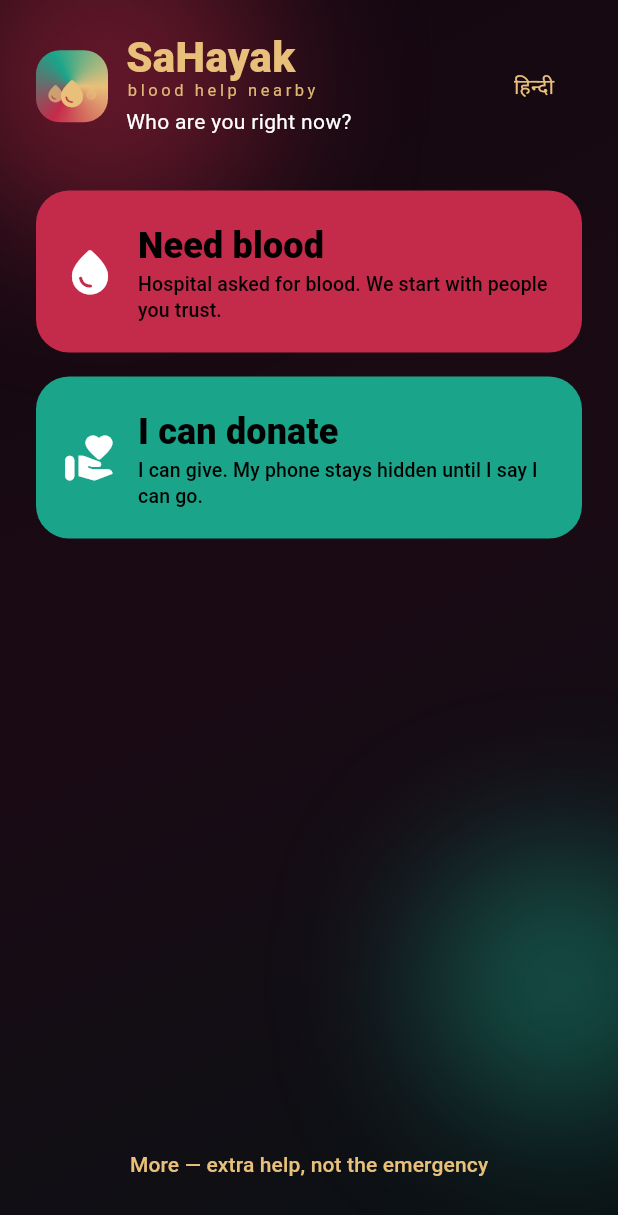
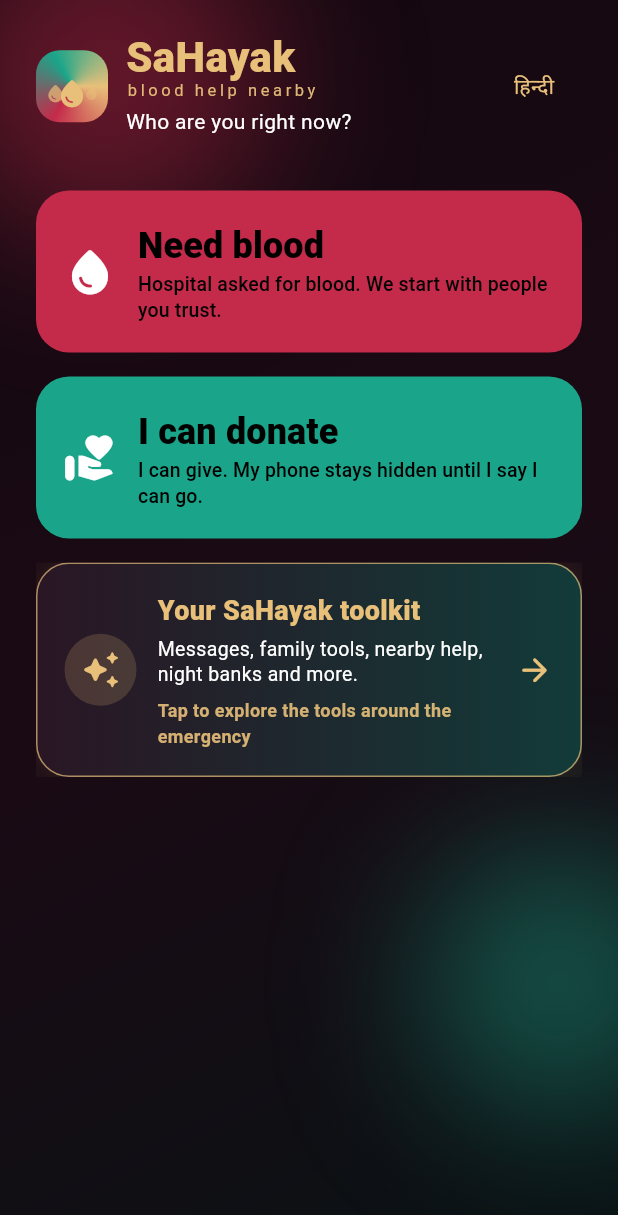
Before and after one commit to SUDEEPTO95/SaHayak, a Flutter app: the HomeScreen screen opened directly with empty values, on a phone screen of 412 x 824 dp. Shown: the top 1215 px of the screen. Run offline on Flutter 3.47's test engine with Material 3 defaults, Android fonts, the phone set to English and light mode, and no system bars; our stand-ins replace flutter_map, geolocator, latlong2, shared_preferences; accounts and stored records are empty.

Commit message:
Make feature hub discoverable across app and web

```diff
--- a/frontend/mobile/lib/l10n.dart
+++ b/frontend/mobile/lib/l10n.dart
@@ -23,7 +23,14 @@ class L {
   String get needSub => hi ? "अस्पताल ने रक्त माँगा। पहले आपके भरोसे के लोग।" : "Hospital asked for blood. We start with people you trust.";
   String get donate => hi ? "मैं दे सकता/सकती हूँ" : "I can donate";
   String get donSub => hi ? "मैं दे सकता/सकती हूँ। फोन तब तक छिपा जब तक मैं कहूँ कि मैं जाऊँगा/जाऊँगी।" : "I can give. My phone stays hidden until I say I can go.";
-  String get more => hi ? "और — आपात नहीं" : "More — extra help, not the emergency";
+  String get more => hi ? "मदद के और तरीके" : "Explore more ways to help";
+  String get moreTitle => hi ? "सहायक का पूरा टूलकिट" : "Your SaHayak toolkit";
+  String get moreSummary => hi
+      ? "संदेश, परिवार, पास की मदद, रात के ब्लड बैंक और भी बहुत कुछ।"
+      : "Messages, family tools, nearby help, night banks and more.";
+  String get moreTap => hi
+      ? "आपातकाल के बाहर के कामों के लिए यहाँ टैप करें"
+      : "Tap to explore the tools around the emergency";
   String get locBodyDon => hi
       ? "सिर्फ़ यह कि पास किसे ज़रूरत है। पिन धुंधले जब तक आप ‘मैं जा सकता हूँ’ न दबाएँ।"
       : "We only show who needs you nearby. Pins stay fuzzy until you tap I can go.";
--- a/frontend/mobile/lib/main.dart
+++ b/frontend/mobile/lib/main.dart
@@ -650,12 +650,80 @@ class _HomeScreenState extends State<HomeScreen> {
                   onTap: () => Navigator.push(context,
                       MaterialPageRoute(builder: (_) => DonateScreen(hi: hi))),
                 ),
+                const SizedBox(height: 16),
+                Semantics(
+                  button: true,
+                  label: "${t.moreTitle}. ${t.moreSummary}",
+                  child: Material(
+                    color: Colors.transparent,
+                    child: InkWell(
+                      borderRadius: BorderRadius.circular(22),
+                      onTap: () => Navigator.push(
+                          context,
+                          MaterialPageRoute(
+                              builder: (_) => MoreScreen(hi: hi))),
+                      child: Ink(
+                        padding: const EdgeInsets.all(18),
+                        decoration: BoxDecoration(
+                          borderRadius: BorderRadius.circular(22),
+                          gradient: const LinearGradient(
+                            colors: [Color(0xFF2A1624), Color(0xFF123B39)],
+                          ),
+                          border: Border.all(color: kGold.withValues(alpha: 0.7)),
+                          boxShadow: [
+                            BoxShadow(
+                              color: kGold.withValues(alpha: 0.14),
+                              blurRadius: 22,
+                              spreadRadius: 1,
+                            ),
+                          ],
+                        ),
+                        child: Row(
+                          children: [
+                            Container(
+                              width: 48,
+                              height: 48,
+                              decoration: BoxDecoration(
+                                shape: BoxShape.circle,
+                                color: kGold.withValues(alpha: 0.18),
+                              ),
+                              child: const Icon(Icons.auto_awesome_rounded,
+                                  color: kGold, size: 27),
+                            ),
+                            const SizedBox(width: 14),
+                            Expanded(
+                              child: Column(
+                                crossAxisAlignment: CrossAxisAlignment.start,
+                                children: [
+                                  Text(t.moreTitle,
+                                      style: const TextStyle(
+                                          color: kGold,
+                                          fontSize: 18,
+                                          fontWeight: FontWeight.w800)),
+                                  const SizedBox(height: 4),
+                                  Text(t.moreSummary,
+                                      style: const TextStyle(
+                                          color: Colors.white,
+                                          height: 1.3,
+                                          fontSize: 13)),
+                                  const SizedBox(height: 7),
+                                  Text(t.moreTap,
+                                      style: TextStyle(
+                                          color: kGold.withValues(alpha: 0.9),
+                                          fontSize: 12,
+                                          fontWeight: FontWeight.w700)),
+                                ],
+                              ),
+                            ),
+                            const Icon(Icons.arrow_forward_rounded,
+                                color: kGold, size: 25),
+                          ],
+                        ),
+                      ),
+                    ),
+                  ),
+                ),
                 const Spacer(),
-                TextButton(
-                  onPressed: () => Navigator.push(context,
-                      MaterialPageRoute(builder: (_) => MoreScreen(hi: hi))),
-                  child: Text(t.more, style: const TextStyle(color: kGold)),
-                ),
               ],
             ),
           ),
@@ -1247,6 +1315,31 @@ class MoreScreen extends StatelessWidget {
             padding: const EdgeInsets.all(24),
             children: [
               Mark(line: t.more),
+              Glass(
+                child: Row(
+                  children: [
+                    const Icon(Icons.auto_awesome_rounded,
+                        color: kGold, size: 30),
+                    const SizedBox(width: 12),
+                    Expanded(
+                      child: Column(
+                        crossAxisAlignment: CrossAxisAlignment.start,
+                        children: [
+                          Text(t.moreTitle,
+                              style: const TextStyle(
+                                  color: kGold,
+                                  fontSize: 20,
+                                  fontWeight: FontWeight.w800)),
+                          const SizedBox(height: 4),
+                          Text(t.moreSummary,
+                              style: const TextStyle(height: 1.35)),
+                        ],
+                      ),
+                    ),
+                  ],
+                ),
+              ),
+              const SizedBox(height: 12),
               Glass(
                 child: Column(
                   children: [
```
Also changed, not shown: 3 other files.
